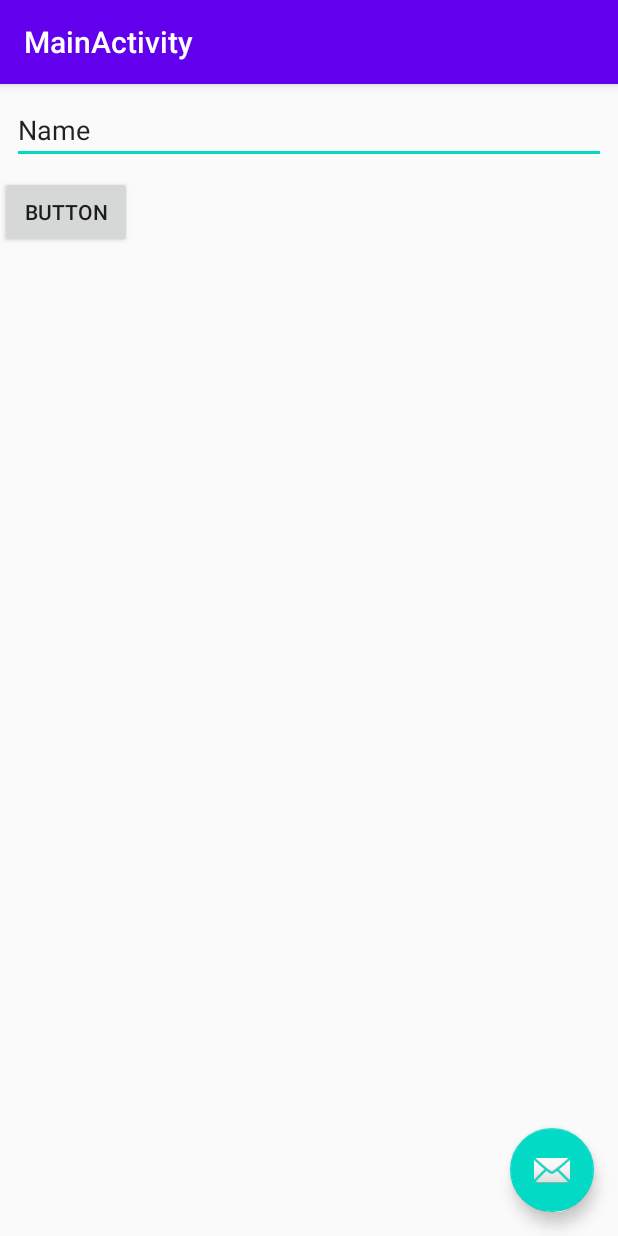
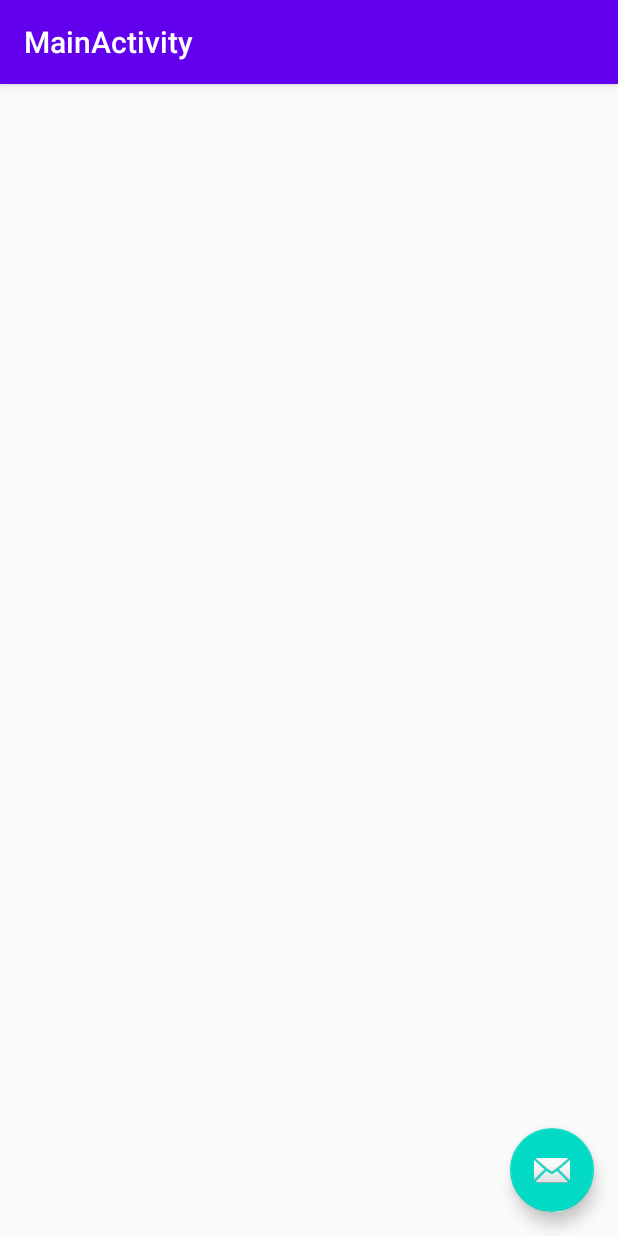
Before and after one commit to RaymondSalim/Reddit-Downloader, an Android app: the screen it shows after launch (MainActivity), on a phone screen of 412 x 824 dp. Run offline under Robolectric (Android 15) with nearby library versions, the phone set to English and light mode, and no system bars; 3 statements that could not run were skipped.

Commit message:
- Change Dialog to use layout - EditText for URL - Button to download

```diff
--- a/app/src/main/res/layout/content_main.xml
+++ b/app/src/main/res/layout/content_main.xml
@@ -4,28 +4,4 @@
     xmlns:tools="http://schemas.android.com/tools"
     android:layout_width="match_parent"
     android:layout_height="match_parent"
-    app:layout_behavior="@string/appbar_scrolling_view_behavior">
-
-    <EditText
-        android:id="@+id/url"
-        android:layout_width="0dp"
-        android:layout_height="wrap_content"
-        android:layout_marginStart="8dp"
-        android:layout_marginTop="8dp"
-        android:layout_marginEnd="8dp"
-        android:ems="10"
-        android:inputType="textPersonName"
-        android:text="Name"
-        app:layout_constraintEnd_toEndOf="parent"
-        app:layout_constraintStart_toStartOf="parent"
-        app:layout_constraintTop_toTopOf="parent" />
-
-    <Button
-        android:id="@+id/download"
-        android:layout_width="wrap_content"
-        android:layout_height="wrap_content"
-        android:layout_marginTop="8dp"
-        android:text="Button"
-        app:layout_constraintTop_toBottomOf="@+id/url"
-        tools:layout_editor_absoluteX="152dp" />
-</androidx.constraintlayout.widget.ConstraintLayout>
+    app:layout_behavior="@string/appbar_scrolling_view_behavior"/>
```
